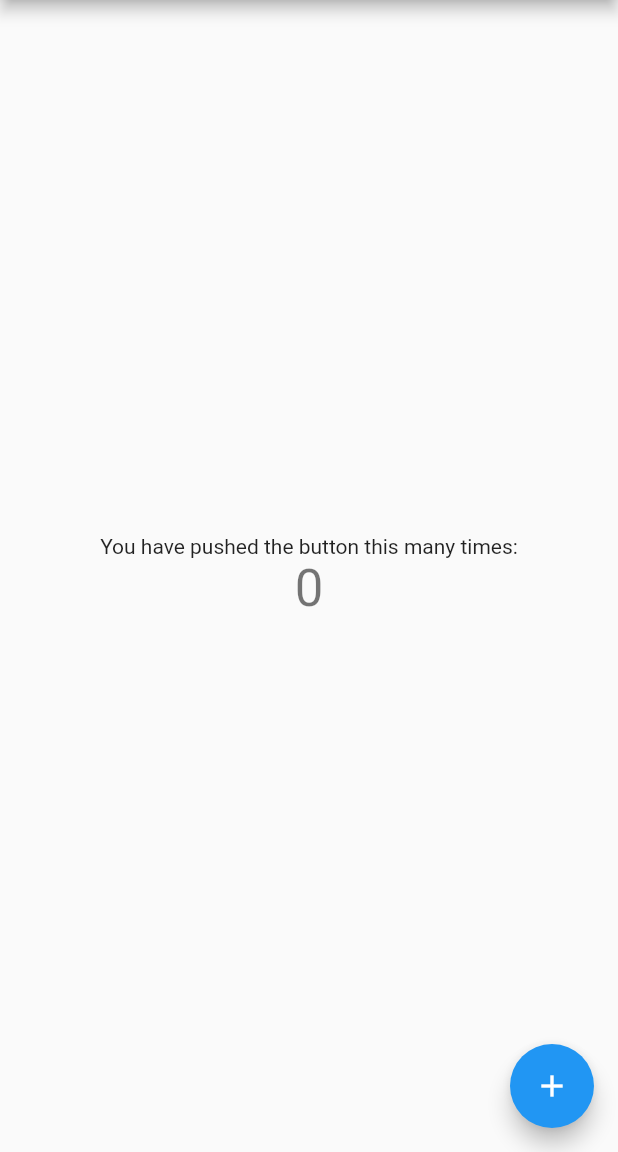
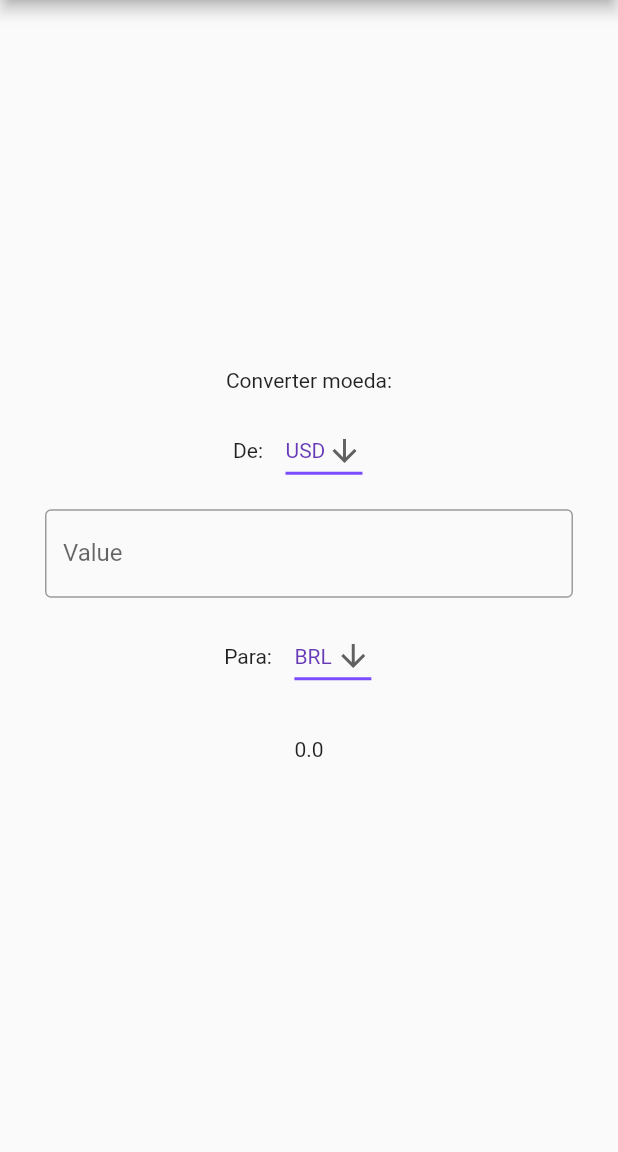
Before and after one commit to JN513/conversor_de_moedas, a Flutter app: the screen it shows after launch, on a phone screen of 412 x 824 dp, the part 84-1236 px from its top. Run offline on Flutter 3.47's test engine with Material 2 defaults, Android fonts, the phone set to English and light mode, and no system bars.

Commit message:
Criando interface

```diff
--- a/lib/pages/home.dart
+++ b/lib/pages/home.dart
@@ -11,12 +11,21 @@ class HomePage extends StatefulWidget {
 }
 
 class _HomePageState extends State<HomePage> {
-  int _counter = 0;
 
-  void _incrementCounter() {
-    setState(() {
-      _counter++;
-    });
+  var from = "USD";
+  var to = "BRL";
+  var num = 0.0;
+
+  void setToCoin(String? value){
+    setState(){
+      to = value ?? "BRL";
+    }
+  }
+
+  void setFromCoin(String? value){
+    setState(){
+      from = value ?? "USD";
+    }
   }
 
   @override
@@ -30,20 +39,119 @@ class _HomePageState extends State<HomePage> {
           mainAxisAlignment: MainAxisAlignment.center,
           children: <Widget>[
             const Text(
-              'You have pushed the button this many times:',
+              'Converter moeda:',
             ),
-            Text(
-              '$_counter',
-              style: Theme.of(context).textTheme.headline4,
+
+            // Moeda a se converter
+
+            Padding(
+              padding: EdgeInsets.fromLTRB(0, 15, 0, 15),
+              child: Row(
+                  mainAxisAlignment: MainAxisAlignment.center,
+                  children: <Widget>[
+                    const Text(
+                      'De:',
+                    ),
+                    Padding(
+                      padding: EdgeInsets.fromLTRB(15.0, 0, 15.0, 0),
+                      child: DropdownButton<String>(
+                        value: from,
+                        icon: const Icon(Icons.arrow_downward),
+                        elevation: 16,
+                        style: const TextStyle(color: Colors.deepPurple),
+                        underline: Container(
+                          height: 2,
+                          color: Colors.deepPurpleAccent,
+                        ),
+                        onChanged: (String? value){
+                          setFromCoin(value);
+                        },
+                        items: <String>[
+                          "USD",
+                          "BRL",
+                          "EUR",
+                          "BTC",
+                          "ADA",
+                        ].map<DropdownMenuItem<String>>((String value) {
+                          return DropdownMenuItem<String>(
+                            value: value,
+                            child: Text(value),
+                          );
+                        }).toList(),
+                      ),
+                    )
+                  ]
+              ),
             ),
+
+            // Valor a se inserir
+
+            Padding(
+              padding: EdgeInsets.fromLTRB(30, 0, 30, 0),
+              child: TextField(
+                onChanged: (String? value){
+
+                },
+                keyboardType: TextInputType.number,
+                obscureText: false,
+                decoration: InputDecoration(
+                  border: OutlineInputBorder(),
+                  labelText: 'Value',
+                ),
+              ),
+            ),
+
+            // Moeda para qual sera convertido
+
+            Padding(
+              padding: EdgeInsets.fromLTRB(0, 15, 0, 15),
+              child: Row(
+                  mainAxisAlignment: MainAxisAlignment.center,
+                  children: <Widget>[
+                    const Text(
+                      'Para:',
+                    ),
+                    Padding(
+                      padding: EdgeInsets.fromLTRB(15.0, 0, 15.0, 0),
+                      child: DropdownButton<String>(
+                        value: to,
+                        icon: const Icon(Icons.arrow_downward),
+                        elevation: 16,
+                        style: const TextStyle(color: Colors.deepPurple),
+                        underline: Container(
+                          height: 2,
+                          color: Colors.deepPurpleAccent,
+                        ),
+                        onChanged: (String? value){
+                          setToCoin(value);
+                        },
+                        items: <String>[
+                          "USD",
+                          "BRL",
+                          "EUR",
+                          "BTC",
+                          "ADA"
+                        ].map<DropdownMenuItem<String>>((String value) {
+                          return DropdownMenuItem<String>(
+                            value: value,
+                            child: Text(value),
+                          );
+                        }).toList(),
+                      ),
+                    )
+                  ]
+              ),
+            ),
+
+            Padding(
+              padding: EdgeInsets.fromLTRB(30, 15, 30, 15),
+              child: Text(
+                "0.0",
+              ),
+            )
           ],
         ),
       ),
-      floatingActionButton: FloatingActionButton(
-        onPressed: _incrementCounter,
-        tooltip: 'Increment',
-        child: const Icon(Icons.add),
-      ), // This trailing comma makes auto-formatting nicer for build methods.
     );
   }
 }
```
